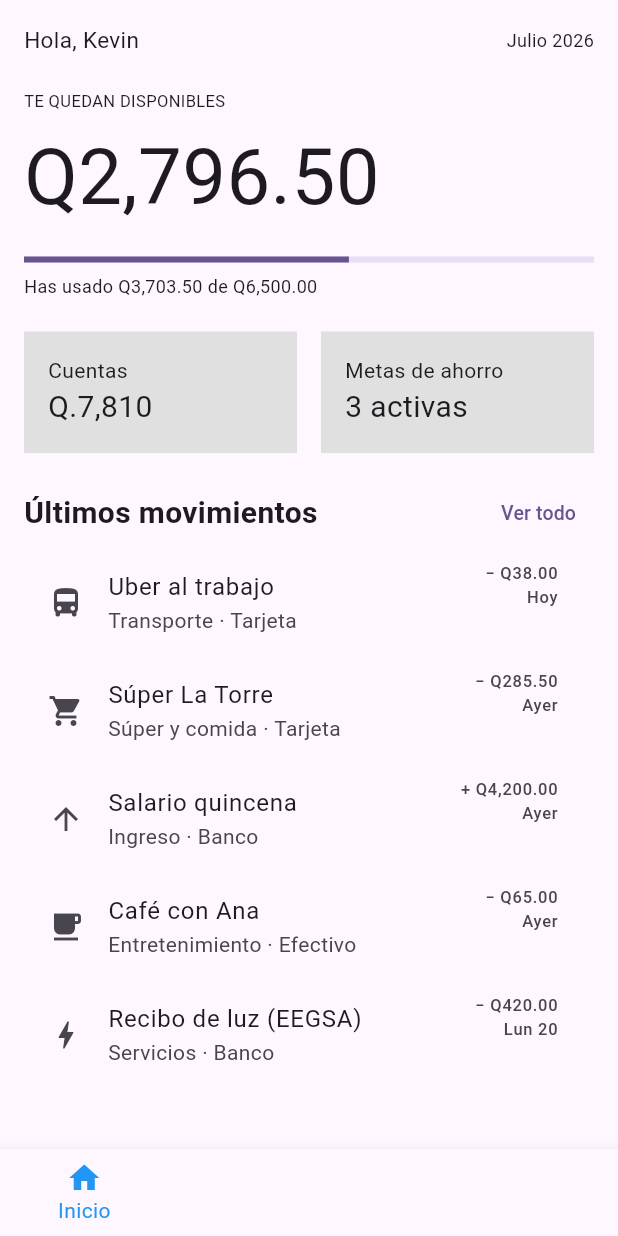
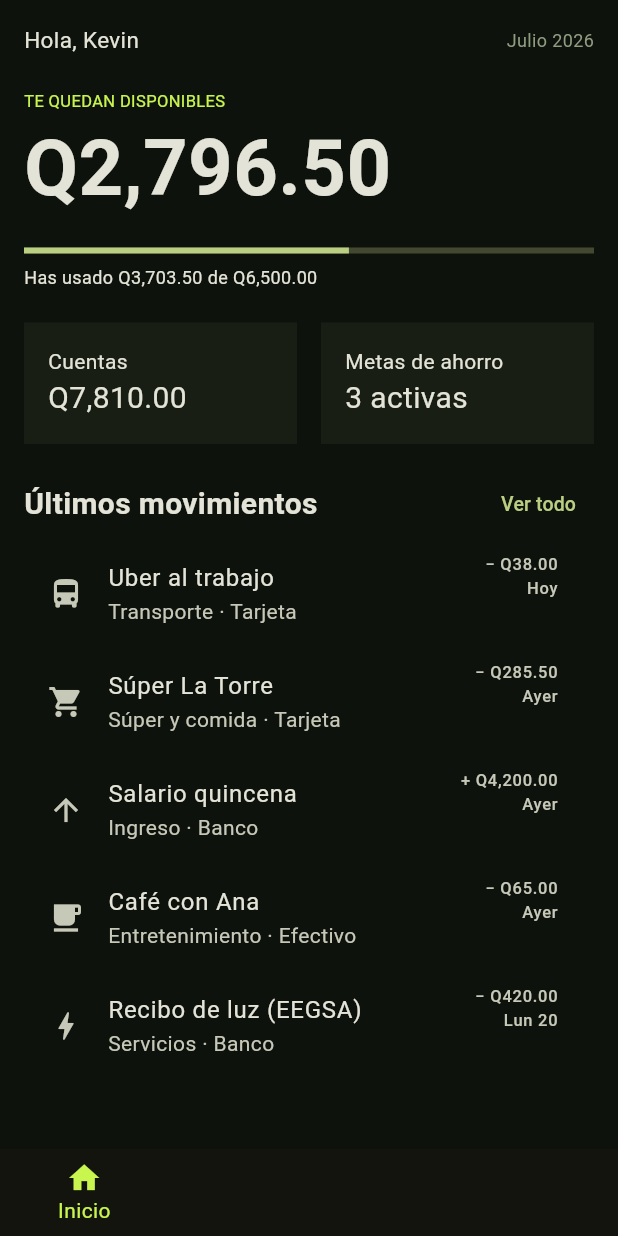
Before and after one commit to saulecch/inkash_d, a Flutter app: the screen it shows after launch, on a phone screen of 412 x 824 dp. Run offline on Flutter 3.47's test engine with Material 3 defaults, Android fonts, the light colour scheme and no system bars.

Commit message:
S06 inico de aplicion de tema

```diff
--- a/lib/main.dart
+++ b/lib/main.dart
@@ -3,6 +3,16 @@ import 'package:flutter/material.dart';
 void main() {
   runApp(const MyApp());
 }
+
+const kFondo = Color(0xFF0E120C);
+const kSuperficie = Color(0xFF181E14);
+const kBorde = Color(0xFF2A3222);
+const kTexto = Color(0xFFF1F4EA);
+const kMuted = Color(0xFF8F9C80);
+const kLima = Color(0xFFC8F54E); // --color-accent
+const kIconoFondo = Color(0xFF37491C); // --color-accent-300
+
+const kFig = TextStyle(fontFamily: 'monospace'); // cifras (Azeret Mono)
 
 class MyApp extends StatelessWidget {
   const MyApp({super.key});
@@ -11,8 +21,12 @@ class MyApp extends StatelessWidget {
   Widget build(BuildContext context) {
     return MaterialApp(
       debugShowCheckedModeBanner: false,
-      title: 'Flutter Demo',
-      theme: ThemeData(colorScheme: .fromSeed(seedColor: Colors.deepPurple)),
+      title: 'Inkash',
+      theme: ThemeData(
+        brightness: Brightness.dark,
+        scaffoldBackgroundColor: kFondo,
+        colorScheme: .fromSeed(seedColor: kLima, brightness: Brightness.dark),
+      ),
       home: Scaffold(
         body: ListView(
           padding: EdgeInsets.all(16),
@@ -21,16 +35,24 @@ class MyApp extends StatelessWidget {
               children: const [
                 Text('Hola, Kevin', style: TextStyle(fontSize: 15)),
                 Spacer(),
-                Text('Julio 2026', style: TextStyle(fontSize: 12)),
+                Text(
+                  'Julio 2026',
+                  style: TextStyle(fontSize: 12, color: kMuted),
+                ),
               ],
             ),
             const SizedBox(height: 22),
             Column(
               crossAxisAlignment: CrossAxisAlignment.start,
               children: const [
-                Text('TE QUEDAN DISPONIBLES', style: TextStyle(fontSize: 11)),
-                SizedBox(height: 6),
-                Text('Q2,796.50', style: TextStyle(fontSize: 52)),
+                Text(
+                  'TE QUEDAN DISPONIBLES',
+                  style: TextStyle(fontSize: 11, color: kLima),
+                ),
+                Text(
+                  'Q2,796.50',
+                  style: TextStyle(fontSize: 52, fontWeight: FontWeight.w600),
+                ),
                 SizedBox(height: 16),
                 LinearProgressIndicator(value: 0.57),
                 SizedBox(height: 7),
@@ -43,33 +65,9 @@ class MyApp extends StatelessWidget {
             const SizedBox(height: 22),
             Row(
               children: [
-                Expanded(
-                  child: Container(
-                    padding: EdgeInsets.all(16),
-                    color: Colors.grey.shade300,
-                    child: Column(
-                      crossAxisAlignment: .start,
-                      children: [
-                        Text('Cuentas', style: TextStyle(fontSize: 14)),
-                        Text('Q.7,810', style: TextStyle(fontSize: 20)),
-                      ],
-                    ),
-                  ),
-                ),
+                heroCard('Cuentas', 'Q7,810.00'),
                 SizedBox(width: 16),
-                Expanded(
-                  child: Container(
-                    padding: EdgeInsets.all(16),
-                    color: Colors.grey.shade300,
-                    child: Column(
-                      crossAxisAlignment: .start,
-                      children: [
-                        Text('Metas de ahorro', style: TextStyle(fontSize: 14)),
-                        Text('3 activas', style: TextStyle(fontSize: 20)),
-                      ],
-                    ),
-                  ),
-                ),
+                heroCard('Metas de ahorro', '3 activas'),
               ],
             ),
             const SizedBox(height: 16),
@@ -125,7 +123,7 @@ class MyApp extends StatelessWidget {
         ),
         bottomNavigationBar: BottomNavigationBar(
           currentIndex: 0,
-          selectedItemColor: Colors.blue,
+          selectedItemColor: kLima,
           items: [
             BottomNavigationBarItem(icon: Icon(Icons.home), label: 'Inicio'),
             BottomNavigationBarItem(
@@ -165,3 +163,19 @@ Widget detailListTile(
     ),
   );
 }
+
+Widget heroCard(String title, String content) {
+  return Expanded(
+    child: Container(
+      padding: EdgeInsets.all(16),
+      color: kSuperficie,
+      child: Column(
+        crossAxisAlignment: .start,
+        children: [
+          Text(title, style: TextStyle(fontSize: 14)),
+          Text(content, style: TextStyle(fontSize: 20)),
+        ],
+      ),
+    ),
+  );
+}
```
